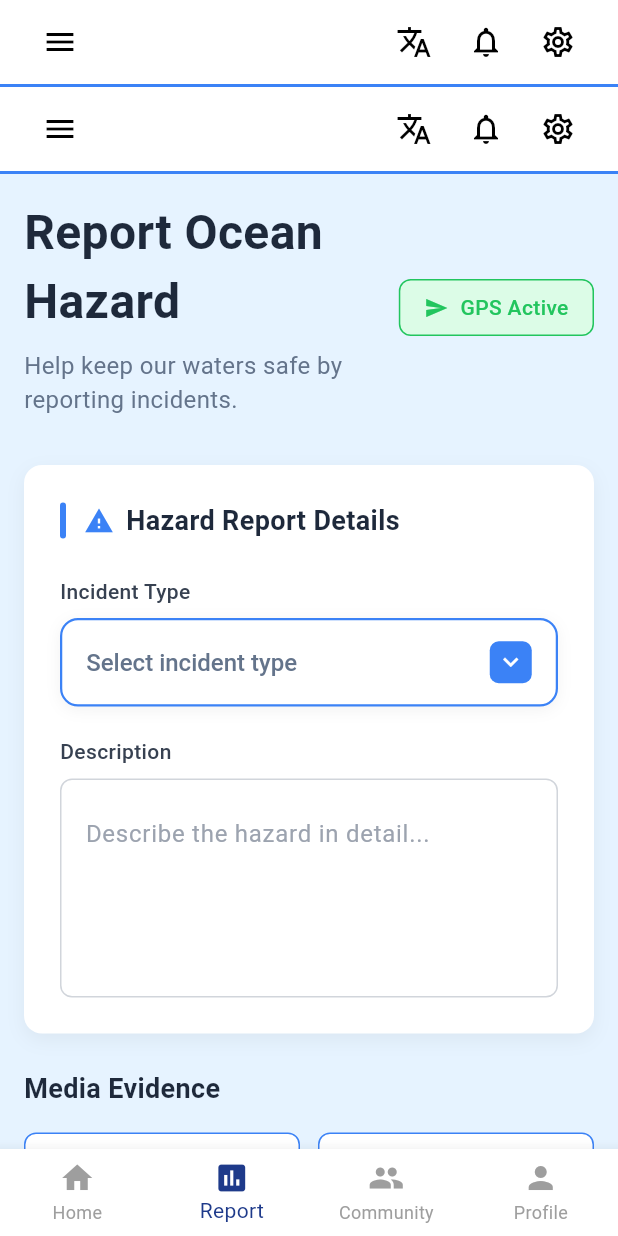
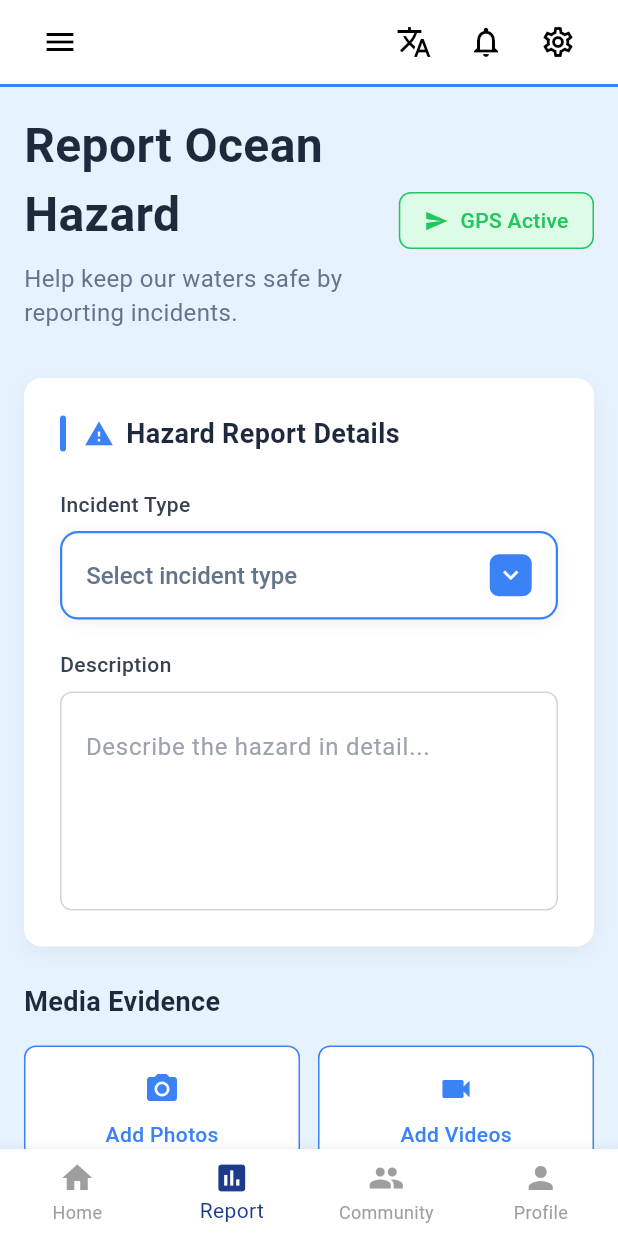
Before and after one commit to dixitatharvv/SIH2025, a Flutter app: the screen it shows after launch, item 2 of the bottom bar chosen, on a phone screen of 412 x 824 dp. Run offline on Flutter 3.47's test engine with Material 3 defaults, Android fonts, the phone set to English and light mode, and no system bars; our stand-ins replace flutter_dotenv, geolocator.

Commit message:
Fixed double occurences of navbar

```diff
--- a/frontend/mobile_app/lib/features/reports/screens/report_screen.dart
+++ b/frontend/mobile_app/lib/features/reports/screens/report_screen.dart
@@ -1,5 +1,60 @@
+// import 'package:flutter/material.dart';
+// import '../../../widgets/app_header.dart';
+
+// class ReportScreen extends StatefulWidget {
+//   const ReportScreen({super.key});
+
+//   @override
+//   State<ReportScreen> createState() => _ReportScreenState();
+// }
+
+// class _ReportScreenState extends State<ReportScreen> {
+//   String? selectedIncidentType;
+//   final TextEditingController _descriptionController = TextEditingController();
+
+//   @override
+//   void dispose() {
+//     _descriptionController.dispose();
+//     super.dispose();
+//   }
+
+//   @override
+//   Widget build(BuildContext context) {
+//     return Scaffold(
+//       appBar: const AppHeader(),
+//       backgroundColor: const Color(0xFFE6F3FF),
+//       body: SingleChildScrollView(
+//         child: Padding(
+//           padding: const EdgeInsets.all(16.0),
+//           child: Column(
+//             crossAxisAlignment: CrossAxisAlignment.start,
+//             children: [
+//               // Main Title Section
+//               _buildMainTitle(),
+//               const SizedBox(height: 32),
+
+//               // Hazard Report Details Card
+//               _buildHazardReportCard(),
+//               const SizedBox(height: 24),
+
+//               // Media Evidence Section
+//               _buildMediaEvidence(),
+//               const SizedBox(height: 24),
+
+//               // Voice Report Section
+//               _buildVoiceReport(),
+//               const SizedBox(height: 24),
+
+//               // Submit Report Section
+//               _buildSubmitSection(),
+//             ],
+//           ),
+//         ),
+//       ),
+//     );
+//   }
 import 'package:flutter/material.dart';
-import '../../../widgets/app_header.dart';
+// Removed: import '../../../widgets/app_header.dart';
 
 class ReportScreen extends StatefulWidget {
   const ReportScreen({super.key});
@@ -21,7 +76,7 @@ class _ReportScreenState extends State<ReportScreen> {
   @override
   Widget build(BuildContext context) {
     return Scaffold(
-      appBar: const AppHeader(),
+      // Removed: appBar: const AppHeader(),
       backgroundColor: const Color(0xFFE6F3FF),
       body: SingleChildScrollView(
         child: Padding(
@@ -54,6 +109,10 @@ class _ReportScreenState extends State<ReportScreen> {
     );
   }
 
+  // ...existing code for _buildMainTitle, _buildHazardReportCard, etc...
+
+
+//between this is the code which i have changed
   Widget _buildMainTitle() {
     return Row(
       children: [
```
